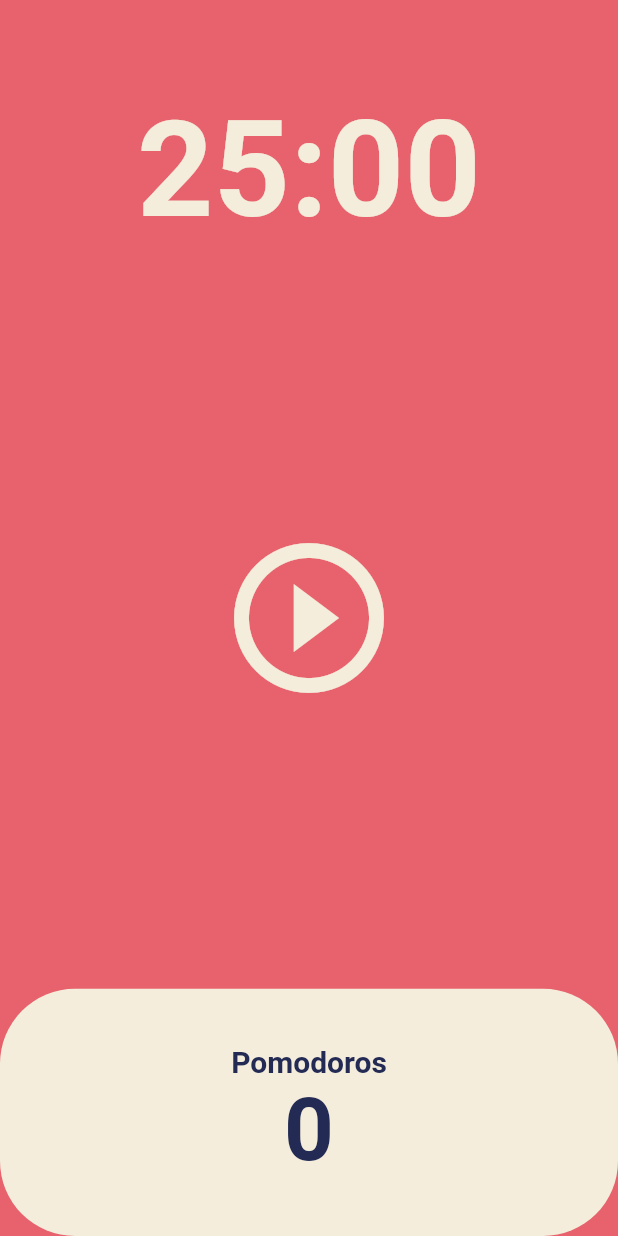
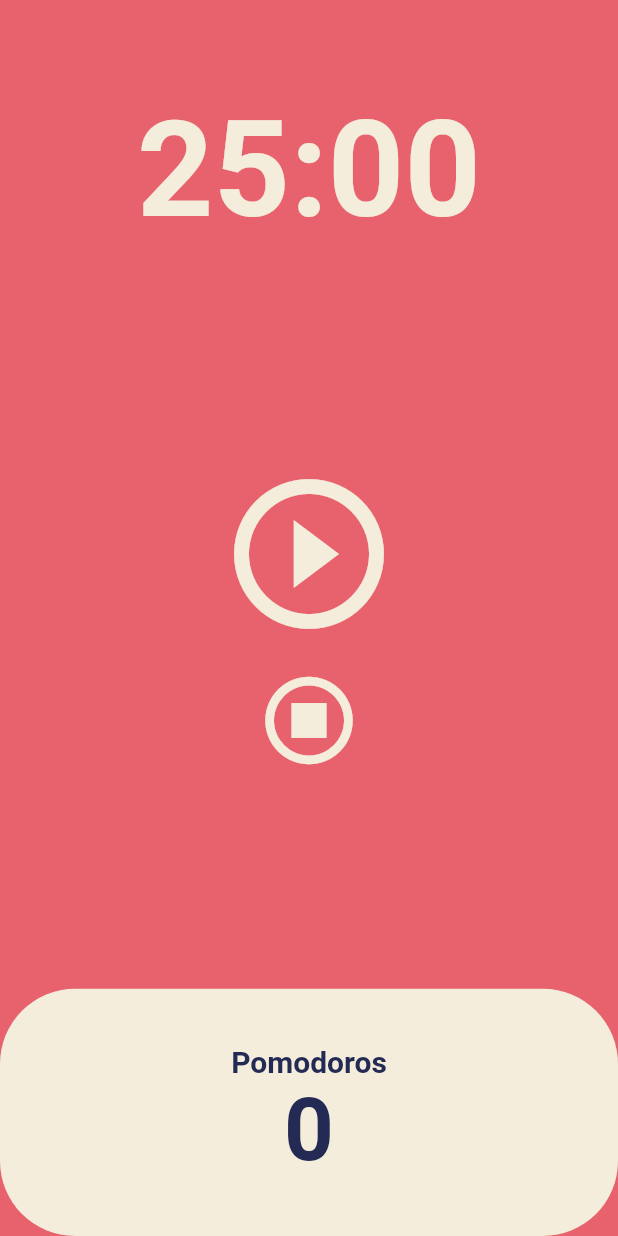
Before and after one commit to horu2day/pomodoro, a Flutter app: the screen it shows after launch, on a phone screen of 412 x 824 dp. Run offline on Flutter 3.47's test engine with Material 2 defaults, Android fonts, the phone set to English and light mode, and no system bars.

Commit message:
resetButton

```diff
--- a/lib/screens/home_screen.dart
+++ b/lib/screens/home_screen.dart
@@ -45,6 +45,14 @@ class _HomeScreenState extends State<HomeScreen> {
     });
   }
 
+  void onResetPressed() {
+    setState(() {
+      isRunning = false;
+      totalSeconds = twentyFiveMinite;
+    });
+    timer.cancel();
+  }
+
   String format(int totalSeconds) {
     var duration = Duration(seconds: totalSeconds);
     return duration.toString().split('.').first.substring(2, 7);
@@ -71,8 +79,10 @@ class _HomeScreenState extends State<HomeScreen> {
           ),
           Flexible(
               flex: 3,
-            child: Center(
-              child: IconButton(
+              child: Column(
+                mainAxisAlignment: MainAxisAlignment.center,
+                children: [
+                  IconButton(
                     iconSize: 120,
                     onPressed: isRunning ? onPausePressed : onStartPressed,
                     icon: Icon(isRunning
@@ -80,8 +90,14 @@ class _HomeScreenState extends State<HomeScreen> {
                         : Icons.play_circle_outline),
                     color: Theme.of(context).cardColor,
                   ),
+                  IconButton(
+                    iconSize: 70,
+                    onPressed: onResetPressed,
+                    icon: const Icon(Icons.stop_circle_outlined),
+                    color: Theme.of(context).cardColor,
                   ),
-          ),
+                ],
+              )),
           Flexible(
             flex: 1,
             child: Row(
```
Lines whose indentation alone changed are shown as unchanged.
